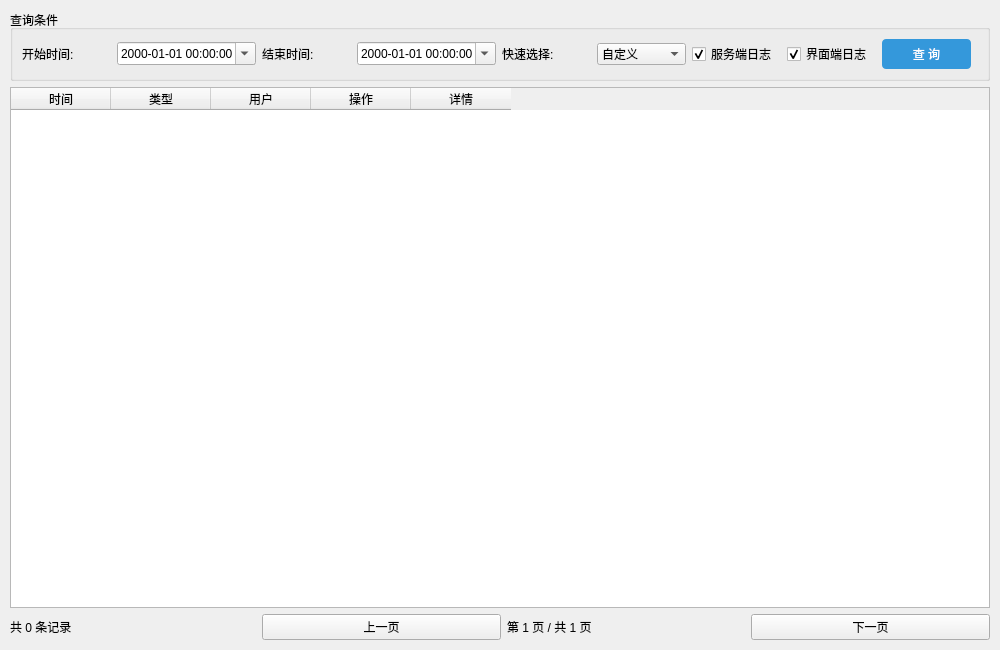
Above: ui/logquerywidget.ui from 1034569185/1034569185 before the change. Below: the same form after it.
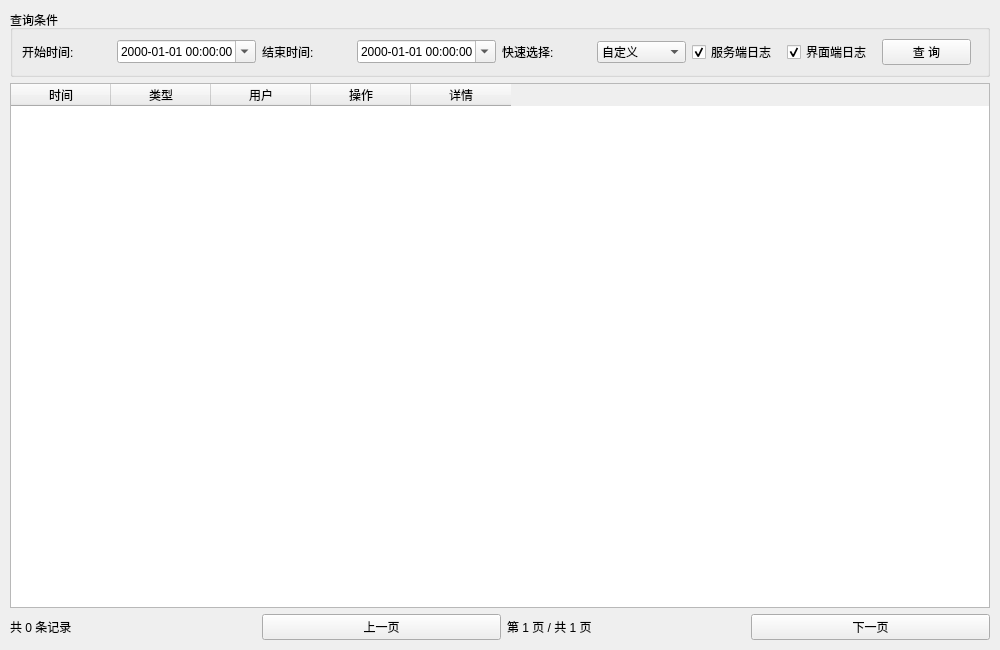
That is the form after the change.

Commit message:
Polish QSS skin integration and remove inline style overrides
Agent-Logs-Url: https://github.com/1034569185/1034569185/sessions/25855561-4c25-4243-ade2-edfe54ba42ff

Diff of the .ui file:
```diff
--- a/ui/logquerywidget.ui
+++ b/ui/logquerywidget.ui
@@ -129,10 +129,6 @@
         <property name="text">
          <string>查 询</string>
         </property>
-        <property name="styleSheet">
-         <string>QPushButton { background-color: #3498db; color: white; padding: 6px 15px; border: none; border-radius: 4px; }
-QPushButton:hover { background-color: #2980b9; }</string>
-        </property>
        </widget>
       </item>
       <item>
```
The commit also changes 13 other files.
